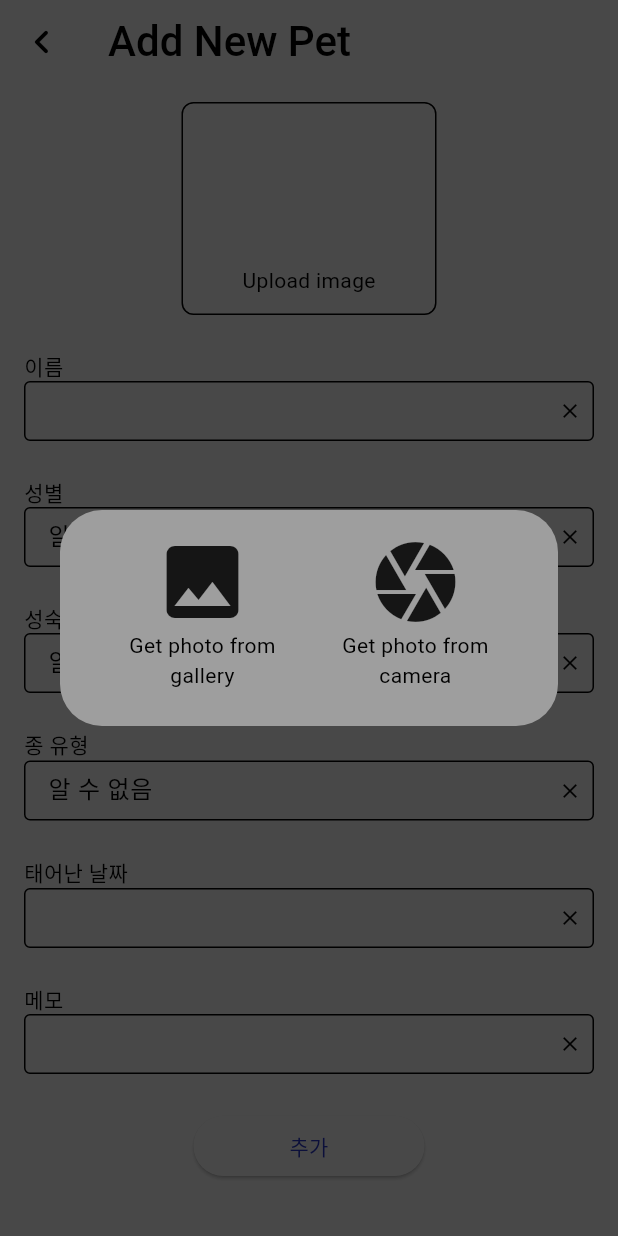
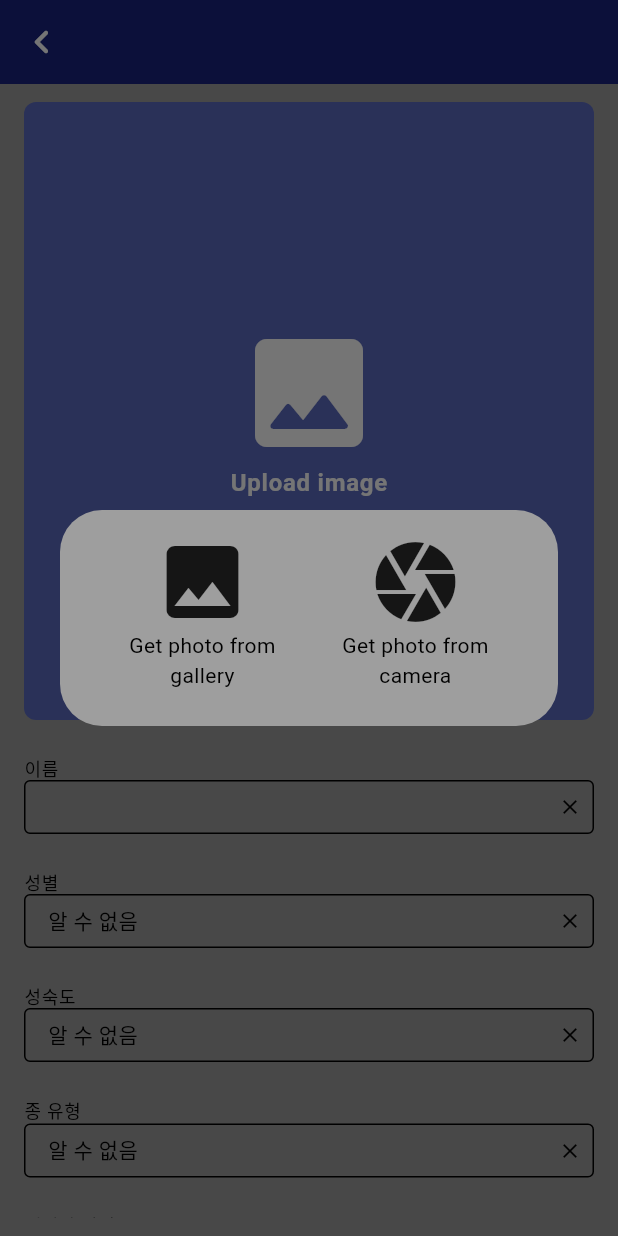
Before and after one commit to Raonshi/petdairy, a Flutter app: the AddPetPage screen opened by its route, after a tap on "Upload image", on a phone screen of 412 x 824 dp. Run offline on Flutter 3.47's test engine with Material 2 defaults, Android fonts, the phone set to English and light mode, and no system bars; our stand-ins replace freezed_annotation, go_router, image_cropper, image_picker, logger, shared_preferences; accounts and stored records are empty.

Commit message:
improve add pet page

```diff
--- a/lib/page/add_pet/add_pet_page.dart
+++ b/lib/page/add_pet/add_pet_page.dart
@@ -9,6 +9,7 @@ import 'package:petdiary/page/add_pet/local_widgets/pet_memo.dart';
 import 'package:petdiary/page/add_pet/local_widgets/pet_name.dart';
 import 'package:petdiary/page/add_pet/local_widgets/pet_sexual.dart';
 import 'package:petdiary/page/add_pet/local_widgets/pet_species.dart';
+import 'package:petdiary/style/theme.dart';
 import 'package:provider/provider.dart';
 
 class AddPetPage extends StatelessWidget {
@@ -23,12 +24,12 @@ class AddPetPage extends StatelessWidget {
           builder: (context, _) {
             return Scaffold(
               appBar: AppBar(
+                backgroundColor: context.colors.primary,
                 leading: IconButton(
                   onPressed: () => context.go('/'),
                   iconSize: 32.0,
-                  icon: const Icon(Icons.chevron_left_rounded),
+                  icon: Icon(Icons.chevron_left_rounded, color: context.colors.onPrimary),
                 ),
-                title: const Text('Add New Pet'),
               ),
               body: Padding(
                 padding: const EdgeInsets.symmetric(horizontal: 16.0, vertical: 12.0),
@@ -82,21 +83,32 @@ class AddPetPage extends StatelessWidget {
                               ),
                             );
                           },
-                          child: Container(
-                            decoration: BoxDecoration(
-                              border: Border.all(),
-                              borderRadius: BorderRadius.circular(8.0),
-                            ),
-                            padding: const EdgeInsets.symmetric(vertical: 12.0, horizontal: 36.0),
-                            child: provider.newPet.image == null
-                                ? Column(
-                                    children: const [
-                                      Icon(Icons.image_rounded, size: 96.0, color: Colors.grey),
-                                      Text('Upload image'),
+                          child: provider.newPet.image == null
+                              ? Container(
+                                  decoration: BoxDecoration(
+                                    color: context.colors.secondary,
+                                    borderRadius: BorderRadius.circular(8.0),
+                                  ),
+                                  width: MediaQuery.of(context).size.width,
+                                  height: MediaQuery.of(context).size.width,
+                                  child: Column(
+                                    mainAxisAlignment: MainAxisAlignment.center,
+                                    children: [
+                                      Icon(Icons.image_rounded, size: 96.0, color: context.colors.onSecondary),
+                                      Text(
+                                        'Upload image',
+                                        style: context.texts.bodyLarge!.copyWith(
+                                          color: context.colors.onSecondary,
+                                          fontWeight: FontWeight.bold,
+                                        ),
+                                      ),
                                     ],
-                                  )
-                                : Image.memory(Uint8List.fromList(provider.newPet.image ?? [])),
-                          ),
+                                  ),
+                                )
+                              : ClipRRect(
+                                  borderRadius: BorderRadius.circular(8.0),
+                                  child: Image.memory(Uint8List.fromList(provider.newPet.image ?? [])),
+                                ),
                         );
                       }),
                       const SizedBox(height: 24.0),
--- a/lib/page/add_pet/local_widgets/pet_birthday.dart
+++ b/lib/page/add_pet/local_widgets/pet_birthday.dart
@@ -1,5 +1,6 @@
 import 'package:flutter/material.dart';
 import 'package:intl/intl.dart';
+import 'package:petdiary/style/theme.dart';
 
 class PetBirthday extends StatefulWidget {
   const PetBirthday({super.key, required this.onChanged});
@@ -24,10 +25,11 @@ class _PetBirthdayState extends State<PetBirthday> {
     return Column(
       crossAxisAlignment: CrossAxisAlignment.start,
       children: [
-        const Text('태어난 날짜'),
+        Text('태어난 날짜', style: context.texts.labelMedium),
         TextFormField(
           controller: _textEditingController,
           readOnly: true,
+          style: context.texts.bodyMedium,
           onTap: () async {
             DateTime date = await showDialog(
               context: context,
--- a/lib/page/add_pet/local_widgets/pet_growth.dart
+++ b/lib/page/add_pet/local_widgets/pet_growth.dart
@@ -1,5 +1,6 @@
 import 'package:flutter/material.dart';
 import 'package:petdiary/data/enums.dart';
+import 'package:petdiary/style/theme.dart';
 
 class PetGrowth extends StatefulWidget {
   const PetGrowth({
@@ -29,10 +30,11 @@ class _PetGrowthState extends State<PetGrowth> {
     return Column(
       crossAxisAlignment: CrossAxisAlignment.start,
       children: [
-        const Text('성숙도'),
+        Text('성숙도', style: context.texts.labelMedium),
         TextFormField(
           controller: _textEditingController,
           readOnly: true,
+          style: context.texts.bodyMedium,
           onTap: () async {
             GrowthType type = await showDialog(
               context: context,
--- a/lib/page/add_pet/local_widgets/pet_memo.dart
+++ b/lib/page/add_pet/local_widgets/pet_memo.dart
@@ -1,6 +1,7 @@
 import 'package:flutter/material.dart';
 import 'package:flutter/src/widgets/container.dart';
 import 'package:flutter/src/widgets/framework.dart';
+import 'package:petdiary/style/theme.dart';
 
 class PetMemo extends StatefulWidget {
   const PetMemo({super.key, required this.onChanged});
@@ -25,9 +26,12 @@ class _PetMemoState extends State<PetMemo> {
     return Column(
       crossAxisAlignment: CrossAxisAlignment.start,
       children: [
-        const Text('메모'),
+        Text('메모', style: context.texts.labelMedium),
         TextFormField(
           controller: _textEditingController,
+          minLines: 10,
+          maxLines: null,
+          style: context.texts.bodyMedium,
           onChanged: widget.onChanged,
           decoration: InputDecoration(
             isCollapsed: true,
@@ -36,11 +40,12 @@ class _PetMemoState extends State<PetMemo> {
             suffixIcon: Padding(
               padding: const EdgeInsets.only(right: 8.0),
               child: InkWell(
-                  onTap: () {
-                    _textEditingController.clear();
-                    widget.onChanged(null);
-                  },
-                  child: const Icon(Icons.close, size: 16.0)),
+                onTap: () {
+                  _textEditingController.clear();
+                  widget.onChanged(null);
+                },
+                child: const Icon(Icons.close, size: 16.0),
+              ),
             ),
             suffixIconConstraints: const BoxConstraints(),
           ),
--- a/lib/page/add_pet/local_widgets/pet_name.dart
+++ b/lib/page/add_pet/local_widgets/pet_name.dart
@@ -1,6 +1,7 @@
 import 'package:flutter/material.dart';
 import 'package:flutter/src/widgets/container.dart';
 import 'package:flutter/src/widgets/framework.dart';
+import 'package:petdiary/style/theme.dart';
 
 class PetName extends StatefulWidget {
   const PetName({super.key, required this.onChanged});
@@ -25,10 +26,11 @@ class _PetNameState extends State<PetName> {
     return Column(
       crossAxisAlignment: CrossAxisAlignment.start,
       children: [
-        const Text('이름'),
+        Text('이름', style: context.texts.labelMedium),
         TextFormField(
           controller: _textEditingController,
           onChanged: widget.onChanged,
+          style: context.texts.bodyMedium,
           decoration: InputDecoration(
             isCollapsed: true,
             contentPadding: const EdgeInsets.symmetric(vertical: 8.0, horizontal: 12.0),
--- a/lib/page/add_pet/local_widgets/pet_sexual.dart
+++ b/lib/page/add_pet/local_widgets/pet_sexual.dart
@@ -1,5 +1,6 @@
 import 'package:flutter/material.dart';
 import 'package:petdiary/data/enums.dart';
+import 'package:petdiary/style/theme.dart';
 
 class PetSexual extends StatefulWidget {
   const PetSexual({
@@ -29,10 +30,11 @@ class _PetSexualState extends State<PetSexual> {
     return Column(
       crossAxisAlignment: CrossAxisAlignment.start,
       children: [
-        const Text('성별'),
+        Text('성별', style: context.texts.labelMedium),
         TextFormField(
           controller: _textEditingController,
           readOnly: true,
+          style: context.texts.bodyMedium,
           onTap: () async {
             SexType type = await showDialog(
               context: context,
--- a/lib/page/add_pet/local_widgets/pet_species.dart
+++ b/lib/page/add_pet/local_widgets/pet_species.dart
@@ -1,5 +1,6 @@
 import 'package:flutter/material.dart';
 import 'package:petdiary/data/enums.dart';
+import 'package:petdiary/style/theme.dart';
 
 class PetSpecies extends StatefulWidget {
   const PetSpecies({
@@ -29,10 +30,11 @@ class _PetSpeciesState extends State<PetSpecies> {
     return Column(
       crossAxisAlignment: CrossAxisAlignment.start,
       children: [
-                            const Text('종 유형'),
+        Text('종 유형', style: context.texts.labelMedium),
         TextFormField(
           controller: _textEditingController,
           readOnly: true,
+          style: context.texts.bodyMedium,
           onTap: () async {
             AnimalType type = await showDialog(
               context: context,
```
